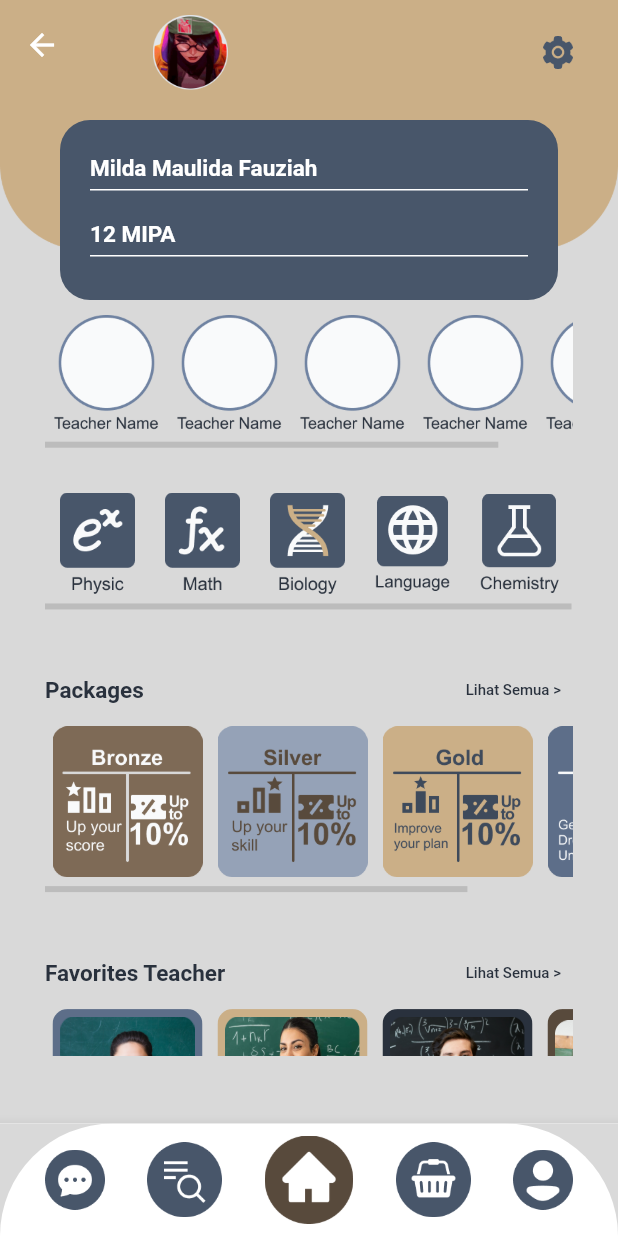
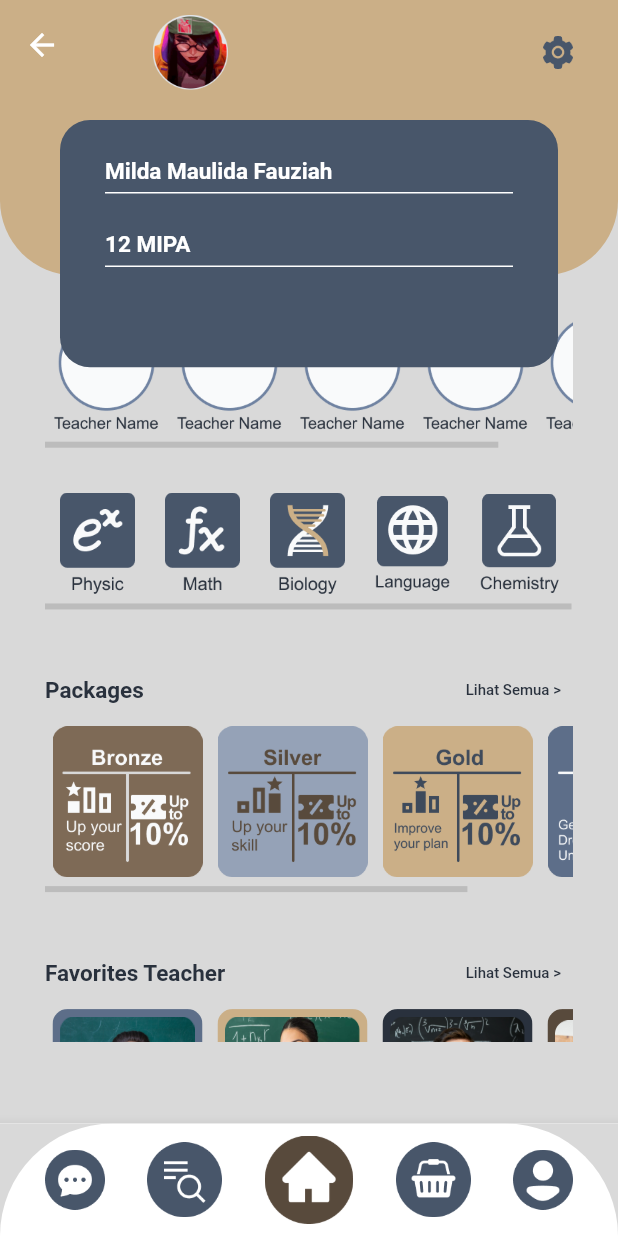
Before and after one commit to fauziahmilda/Aplikasi-GuruPrivate-Online, a Flutter app: the HomeView screen opened by its route, on a phone screen of 412 x 824 dp. Run offline on Flutter 3.47's test engine with Material 2 defaults, Android fonts, the phone set to English and light mode, and no system bars; our stand-ins replace get.

Commit message:
fix debug

```diff
--- a/lib/app/modules/home/views/home_view.dart
+++ b/lib/app/modules/home/views/home_view.dart
@@ -100,7 +100,6 @@ class HomeView extends GetView<HomeController> {
           //BACKGROUND PALING DALAM
           Expanded(
             child: Container(
-              margin: EdgeInsets.only(top: 30),
               color: Color(0xffD9D9D9),
             ),
           ),
@@ -108,20 +107,29 @@ class HomeView extends GetView<HomeController> {
           Container(
               alignment: Alignment.topCenter,
               height: 250,
+              width: Get.width * 100 / 100,
+              child: ClipRRect(
+                borderRadius:
+                    BorderRadius.vertical(bottom: Radius.circular(50)),
+                child: Container(
+                  height: Get.height * 15 / 100,
                   width: Get.width,
-            child: Image.asset("assets/images/home-atas.png"),
+                  color: Color(0xFFCBAF87),
                 ),
-          Expanded(
-            child: Container(
-              height: 504,
+              )),
+          //list Teachername dan mapel
+          Container(
+            width: Get.width,
+            height: Get.height * 60 / 100,
             margin: EdgeInsets.only(top: 140),
             color: Color(0xffD9D9D9),
             child: ListView(
               children: [
                 Padding(
-                    padding:
-                        const EdgeInsets.only(top: 10, left: 30, right: 30),
-                    child: Scrollbar(
+                  padding: const EdgeInsets.only(top: 10, left: 30, right: 30),
+                  child: Column(
+                    children: [
+                      Scrollbar(
                         thumbVisibility: true,
                         child: SingleChildScrollView(
                           scrollDirection: Axis.horizontal,
@@ -170,11 +178,14 @@ class HomeView extends GetView<HomeController> {
                           ),
                         ),
                       ),
+                    ],
+                  ),
                 ),
                 Padding(
-                    padding:
-                        const EdgeInsets.only(top: 30, left: 30, right: 30),
-                    child: Scrollbar(
+                  padding: const EdgeInsets.only(top: 30, left: 30, right: 30),
+                  child: Column(
+                    children: [
+                      Scrollbar(
                         thumbVisibility: true,
                         child: SingleChildScrollView(
                           scrollDirection: Axis.horizontal,
@@ -223,10 +234,11 @@ class HomeView extends GetView<HomeController> {
                           ),
                         ),
                       ),
+                    ],
+                  ),
                 ),
                 Padding(
-                    padding:
-                        const EdgeInsets.only(top: 30, left: 30, right: 30),
+                  padding: const EdgeInsets.only(top: 30, left: 30, right: 30),
                   child: Column(
                     children: [
                       Row(
@@ -257,8 +269,7 @@ class HomeView extends GetView<HomeController> {
                           child: Padding(
                             padding: const EdgeInsets.only(bottom: 10),
                             child: Row(
-                                mainAxisAlignment:
-                                    MainAxisAlignment.spaceBetween,
+                              mainAxisAlignment: MainAxisAlignment.spaceBetween,
                               children: [
                                 Padding(
                                   padding: EdgeInsets.only(left: 5, right: 5),
@@ -297,8 +308,7 @@ class HomeView extends GetView<HomeController> {
                   ),
                 ),
                 Padding(
-                    padding:
-                        const EdgeInsets.only(top: 30, left: 30, right: 30),
+                  padding: const EdgeInsets.only(top: 30, left: 30, right: 30),
                   child: Column(
                     children: [
                       Row(
@@ -329,8 +339,7 @@ class HomeView extends GetView<HomeController> {
                           child: Padding(
                             padding: const EdgeInsets.only(bottom: 10),
                             child: Row(
-                                mainAxisAlignment:
-                                    MainAxisAlignment.spaceBetween,
+                              mainAxisAlignment: MainAxisAlignment.spaceBetween,
                               children: [
                                 Padding(
                                   padding: EdgeInsets.only(left: 5, right: 5),
@@ -415,11 +424,12 @@ class HomeView extends GetView<HomeController> {
               ],
             ),
           ),
-          ),
+
+          //tulisan paling atas
           Container(
             margin: EdgeInsets.only(top: 20, left: 40, right: 40),
-            width: 350,
-            height: 120,
+            width: Get.width,
+            height: Get.height * 20 / 100,
             decoration: BoxDecoration(
               color: Color(0xFF48566A),
               borderRadius: BorderRadius.circular(20),
@@ -428,7 +438,7 @@ class HomeView extends GetView<HomeController> {
               children: [
                 Container(
                   alignment: Alignment.topLeft,
-                  margin: EdgeInsets.only(left: 20, top: 23),
+                  margin: EdgeInsets.only(left: 30, top: 25),
                   child: Text(
                     "Milda Maulida Fauziah",
                     style: TextStyle(
@@ -438,7 +448,7 @@ class HomeView extends GetView<HomeController> {
                   ),
                 ),
                 Padding(
-                  padding: const EdgeInsets.only(top: 5, left: 20, right: 20),
+                  padding: const EdgeInsets.only(top: 5, left: 30, right: 30),
                   child: Container(
                     height: 1,
                     color: Colors.white,
@@ -446,7 +456,7 @@ class HomeView extends GetView<HomeController> {
                 ),
                 Container(
                   alignment: Alignment.topLeft,
-                  margin: EdgeInsets.only(left: 20, top: 20),
+                  margin: EdgeInsets.only(left: 30, right: 30, top: 25),
                   child: Text(
                     "12 MIPA",
                     style: TextStyle(
@@ -456,7 +466,7 @@ class HomeView extends GetView<HomeController> {
                   ),
                 ),
                 Padding(
-                  padding: const EdgeInsets.only(top: 5, left: 20, right: 20),
+                  padding: const EdgeInsets.only(top: 5, left: 30, right: 30),
                   child: Container(
                     height: 1,
                     color: Colors.white,
@@ -465,7 +475,6 @@ class HomeView extends GetView<HomeController> {
               ],
             ),
           ),
-          //MENU BAWAH-----------------------------------------------------------
         ],
       ),
     );
--- a/lib/app/modules/profile/views/profile_view.dart
+++ b/lib/app/modules/profile/views/profile_view.dart
@@ -170,8 +170,8 @@ class ProfileView extends GetView<ProfileController> {
                   borderRadius: BorderRadius.vertical(top: Radius.circular(30)),
                   child: Container(
                     color: Color(0xFFD9D9D9),
-                    width: Get.width,
-                    height: 450,
+                    width: Get.width * 100 / 100,
+                    height: Get.height * 50 / 100,
                     child: Padding(
                       padding:
                           const EdgeInsets.only(left: 30, right: 30, top: 30),
```
Lines whose indentation alone changed are shown as unchanged.
